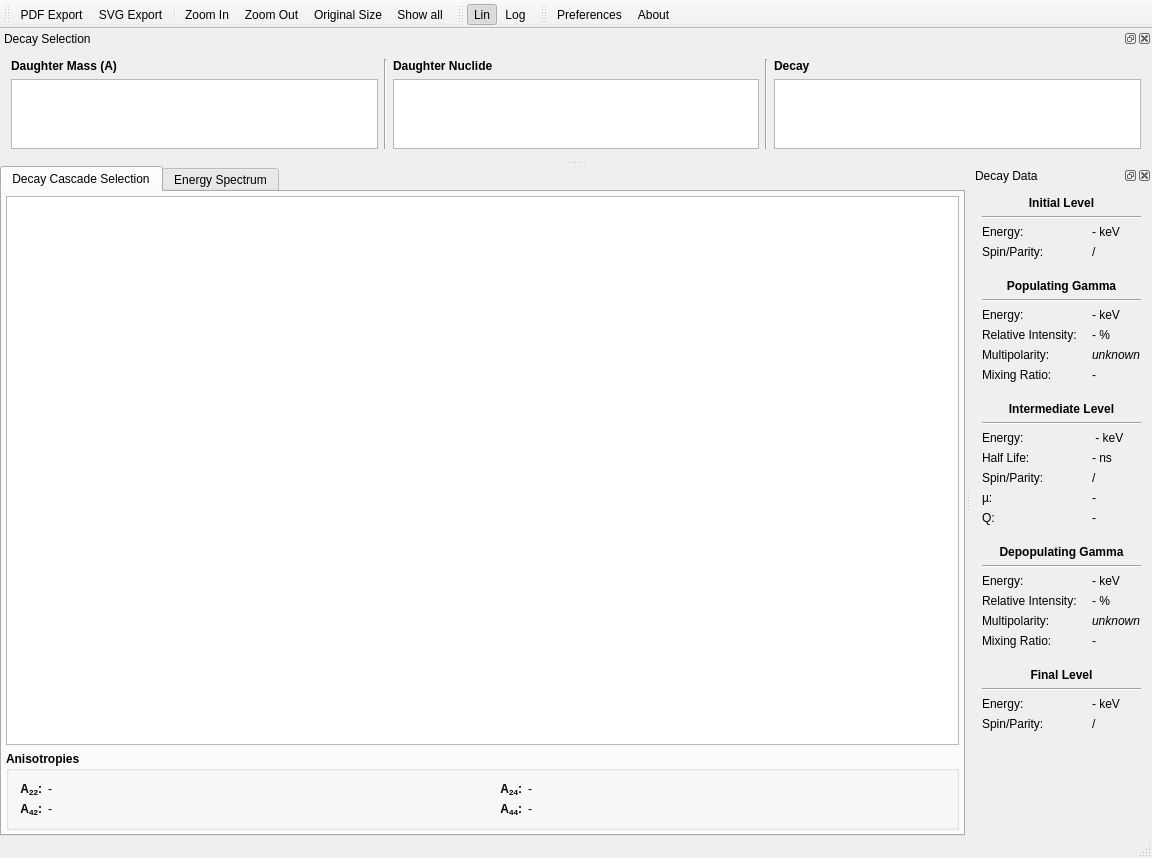
Above: trunk/Kaihen.ui from ferdymercury/nuclei before the change. Below: the same form after it.
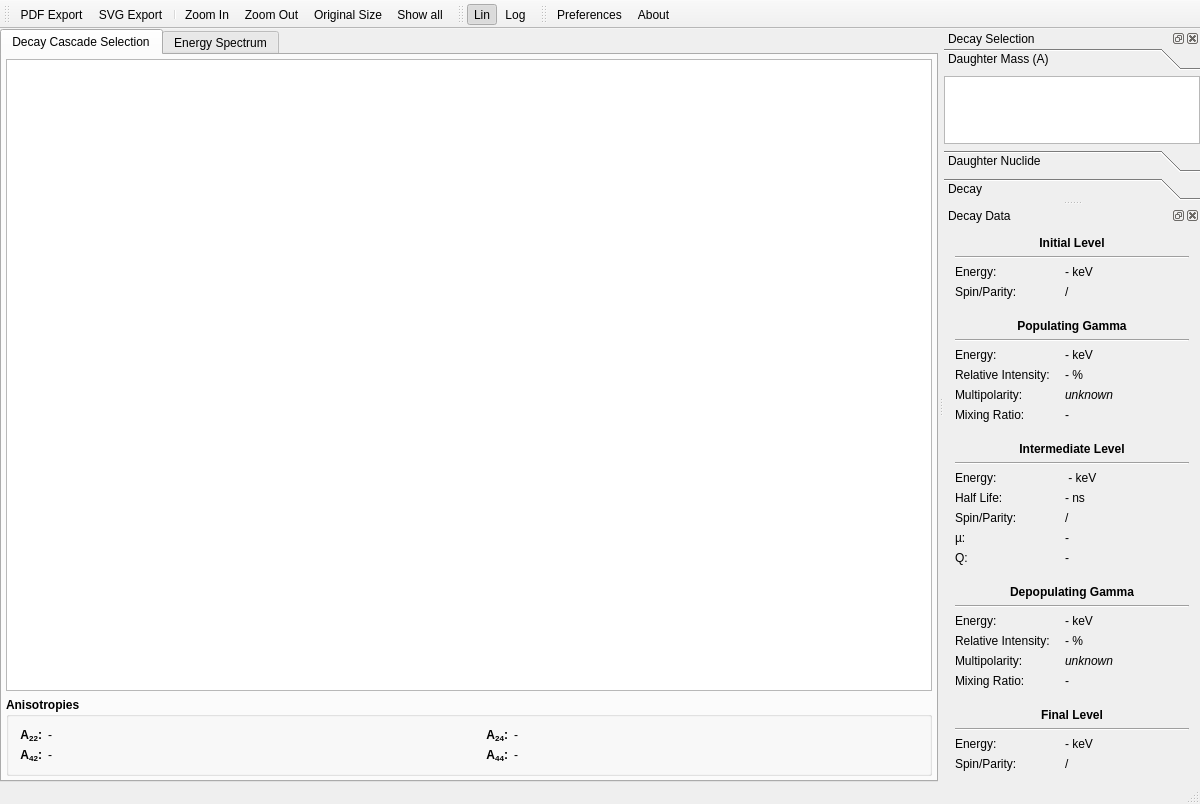
That is the form after the change. Icons and pictures are not drawn. Custom widgets are drawn as their Qt base class.

Commit message: Saves now window size and state Moved select boxes into side panel with toolBox Dock widgets get reorganized automatically if screen is too small Improved stacked peaks in energy spectrum

The edit to the form file:
```diff
--- a/trunk/Kaihen.ui
+++ b/trunk/Kaihen.ui
@@ -6,8 +6,8 @@
    <rect>
     <x>0</x>
     <y>0</y>
-    <width>1152</width>
-    <height>858</height>
+    <width>1200</width>
+    <height>800</height>
    </rect>
   </property>
   <property name="windowTitle">
@@ -252,6 +252,103 @@
    <addaction name="actionShow_all"/>
   </widget>
   <widget class="QStatusBar" name="statusBar"/>
+  <widget class="QDockWidget" name="decaySelectorDock">
+   <property name="allowedAreas">
+    <set>Qt::LeftDockWidgetArea|Qt::RightDockWidgetArea</set>
+   </property>
+   <property name="windowTitle">
+    <string>Decay Selection</string>
+   </property>
+   <attribute name="dockWidgetArea">
+    <number>2</number>
+   </attribute>
+   <widget class="QWidget" name="dockWidgetContents_2">
+    <layout class="QVBoxLayout" name="verticalLayout">
+     <property name="spacing">
+      <number>0</number>
+     </property>
+     <property name="margin">
+      <number>0</number>
+     </property>
+     <item>
+      <widget class="QToolBox" name="decayToolBox">
+       <property name="currentIndex">
+        <number>0</number>
+       </property>
+       <widget class="QWidget" name="aPage">
+        <attribute name="label">
+         <string>Daughter Mass (A)</string>
+        </attribute>
+        <layout class="QVBoxLayout" name="verticalLayout_6">
+         <property name="spacing">
+          <number>0</number>
+         </property>
+         <property name="margin">
+          <number>0</number>
+         </property>
+         <item>
+          <widget class="QListWidget" name="aListWidget">
+           <property name="minimumSize">
+            <size>
+             <width>0</width>
+             <height>50</height>
+            </size>
+           </property>
+          </widget>
+         </item>
+        </layout>
+       </widget>
+       <widget class="QWidget" name="nuclidePage">
+        <attribute name="label">
+         <string>Daughter Nuclide</string>
+        </attribute>
+        <layout class="QVBoxLayout" name="verticalLayout_7">
+         <property name="spacing">
+          <number>0</number>
+         </property>
+         <property name="margin">
+          <number>0</number>
+         </property>
+         <item>
+          <widget class="QListWidget" name="nuclideListWidget">
+           <property name="minimumSize">
+            <size>
+             <width>0</width>
+             <height>50</height>
+            </size>
+           </property>
+          </widget>
+         </item>
+        </layout>
+       </widget>
+       <widget class="QWidget" name="decayPage">
+        <attribute name="label">
+         <string>Decay</string>
+        </attribute>
+        <layout class="QVBoxLayout" name="verticalLayout_8">
+         <property name="spacing">
+          <number>0</number>
+         </property>
+         <property name="margin">
+          <number>0</number>
+         </property>
+         <item>
+          <widget class="QListWidget" name="decayListWidget">
+           <property name="minimumSize">
+            <size>
+             <width>0</width>
+             <height>50</height>
+            </size>
+           </property>
+          </widget>
+         </item>
+        </layout>
+       </widget>
+      </widget>
+     </item>
+    </layout>
+   </widget>
+  </widget>
   <widget class="QDockWidget" name="decayInfoDock">
    <property name="allowedAreas">
     <set>Qt::LeftDockWidgetArea|Qt::RightDockWidgetArea</set>
@@ -714,161 +811,6 @@
     </layout>
    </widget>
   </widget>
-  <widget class="QDockWidget" name="decaySelectorDock">
-   <property name="allowedAreas">
-    <set>Qt::BottomDockWidgetArea|Qt::TopDockWidgetArea</set>
-   </property>
-   <property name="windowTitle">
-    <string>Decay Selection</string>
-   </property>
-   <attribute name="dockWidgetArea">
-    <number>4</number>
-   </attribute>
-   <widget class="QWidget" name="dockWidgetContents_2">
-    <layout class="QHBoxLayout" name="horizontalLayout">
-     <item>
-      <layout class="QVBoxLayout" name="verticalLayout_5">
-       <item>
-        <widget class="QLabel" name="aLabel">
-         <property name="sizePolicy">
-          <sizepolicy hsizetype="Preferred" vsizetype="Fixed">
-           <horstretch>0</horstretch>
-           <verstretch>0</verstretch>
-          </sizepolicy>
-         </property>
-         <property name="font">
-          <font>
-           <weight>75</weight>
-           <bold>true</bold>
-          </font>
-         </property>
-         <property name="text">
-          <string>Daughter Mass (A)</string>
-         </property>
-         <property name="buddy">
-          <cstring>aListWidget</cstring>
-         </property>
-        </widget>
-       </item>
-       <item>
-        <widget class="QListWidget" name="aListWidget">
-         <property name="sizePolicy">
-          <sizepolicy hsizetype="Expanding" vsizetype="Ignored">
-           <horstretch>0</horstretch>
-           <verstretch>0</verstretch>
-          </sizepolicy>
-         </property>
-         <property name="minimumSize">
-          <size>
-           <width>0</width>
-           <height>70</height>
-          </size>
-         </property>
-        </widget>
-       </item>
-      </layout>
-     </item>
-     <item>
-      <widget class="Line" name="line">
-       <property name="orientation">
-        <enum>Qt::Vertical</enum>
-       </property>
-      </widget>
-     </item>
-     <item>
-      <layout class="QVBoxLayout" name="verticalLayout_2">
-       <item>
-        <widget class="QLabel" name="nuclideLabel">
-         <property name="sizePolicy">
-          <sizepolicy hsizetype="Preferred" vsizetype="Fixed">
-           <horstretch>0</horstretch>
-           <verstretch>0</verstretch>
-          </sizepolicy>
-         </property>
-         <property name="font">
-          <font>
-           <weight>75</weight>
-           <bold>true</bold>
-          </font>
-         </property>
-         <property name="text">
-          <string>Daughter Nuclide</string>
-         </property>
-         <property name="buddy">
-          <cstring>nuclideListWidget</cstring>
-         </property>
-        </widget>
-       </item>
-       <item>
-        <widget class="QListWidget" name="nuclideListWidget">
-         <property name="sizePolicy">
-          <sizepolicy hsizetype="Expanding" vsizetype="Ignored">
-           <horstretch>0</horstretch>
-           <verstretch>0</verstretch>
-          </sizepolicy>
-         </property>
-         <property name="minimumSize">
-          <size>
-           <width>0</width>
-           <height>70</height>
-          </size>
-         </property>
-        </widget>
-       </item>
-      </layout>
-     </item>
-     <item>
-      <widget class="Line" name="line_2">
-       <property name="orientation">
-        <enum>Qt::Vertical</enum>
-       </property>
-      </widget>
-     </item>
-     <item>
-      <layout class="QVBoxLayout" name="verticalLayout">
-       <item>
-        <widget class="QLabel" name="decayLabel">
-         <property name="sizePolicy">
-          <sizepolicy hsizetype="Preferred" vsizetype="Fixed">
-           <horstretch>0</horstretch>
-           <verstretch>0</verstretch>
-          </sizepolicy>
-         </property>
-         <property name="font">
-          <font>
-           <weight>75</weight>
-           <bold>true</bold>
-          </font>
-         </property>
-         <property name="text">
-          <string>Decay</string>
-         </property>
-         <property name="buddy">
-          <cstring>decayListWidget</cstring>
-         </property>
-        </widget>
-       </item>
-       <item>
-        <widget class="QListWidget" name="decayListWidget">
-         <property name="sizePolicy">
-          <sizepolicy hsizetype="Expanding" vsizetype="Ignored">
-           <horstretch>0</horstretch>
-           <verstretch>0</verstretch>
-          </sizepolicy>
-         </property>
-         <property name="minimumSize">
-          <size>
-           <width>0</width>
-           <height>70</height>
-          </size>
-         </property>
-        </widget>
-       </item>
-      </layout>
-     </item>
-    </layout>
-   </widget>
-  </widget>
   <widget class="QToolBar" name="energySpectrumBar">
    <property name="windowTitle">
     <string>Energy Spectrum Tool Bar</string>
```
Left out of the diff: 3 changed lines with no effect on the pictures. The commit also changes 3 other files.
